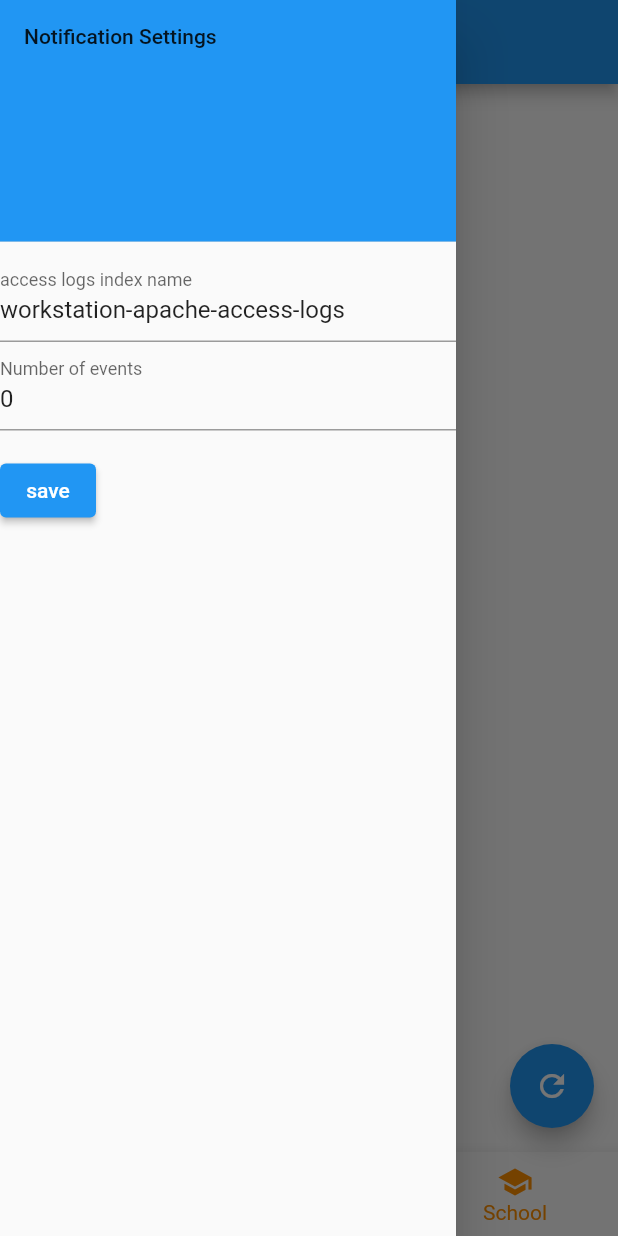
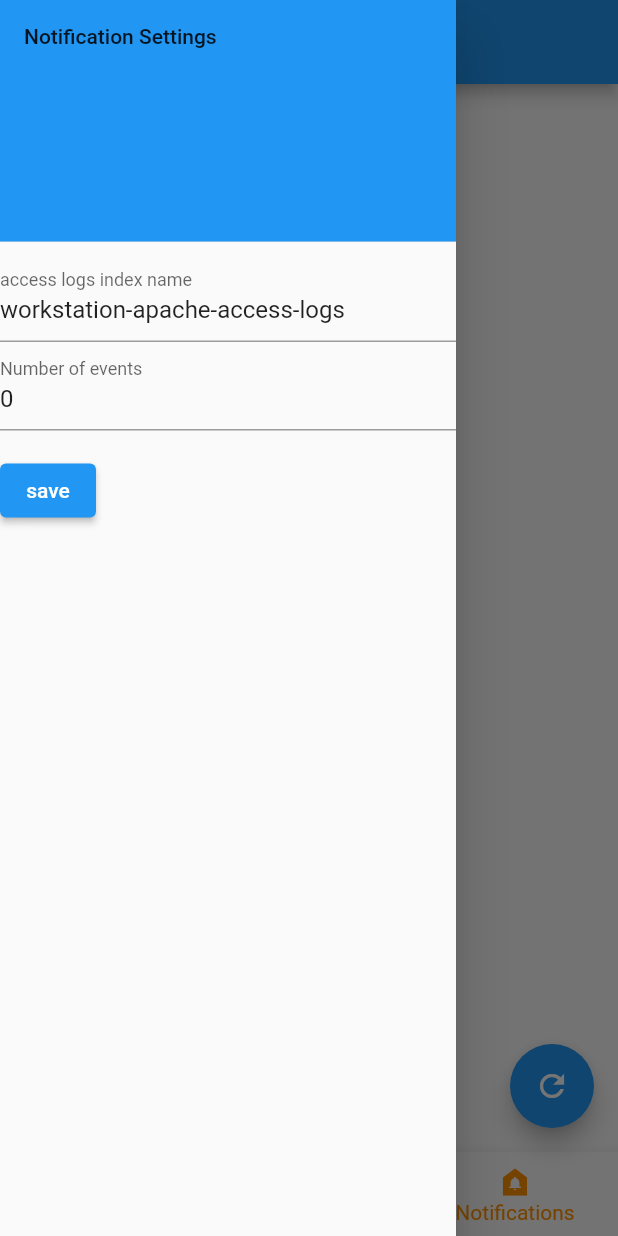
Before and after one commit to MarwenTlili/elastic_app, a Flutter app: the screen it shows after launch, item 3 of the bottom bar chosen, with the side drawer open, on a phone screen of 412 x 824 dp. Run offline on Flutter 3.47's test engine with Material 2 defaults, Android fonts, the light colour scheme and no system bars; our stand-ins replace dio, permission_handler, yaml; missing offline and left inert: elastic_client, settings_yaml; network calls fail.

Commit message:
nav bar icons

```diff
--- a/lib/main.dart
+++ b/lib/main.dart
@@ -148,15 +148,15 @@ class _HomePageState extends State<HomePage> {
         items: const <BottomNavigationBarItem>[
           BottomNavigationBarItem(
             icon: Icon(Icons.home),
-            label: 'Home',
+            label: 'Cluster',
           ),
           BottomNavigationBarItem(
-            icon: Icon(Icons.business),
-            label: 'Business',
+            icon: Icon(Icons.document_scanner),
+            label: 'Indices',
           ),
           BottomNavigationBarItem(
-            icon: Icon(Icons.school),
-            label: 'School',
+            icon: Icon(Icons.doorbell),
+            label: 'Notifications',
           ),
         ],
         currentIndex: _selectedIndex,
```
